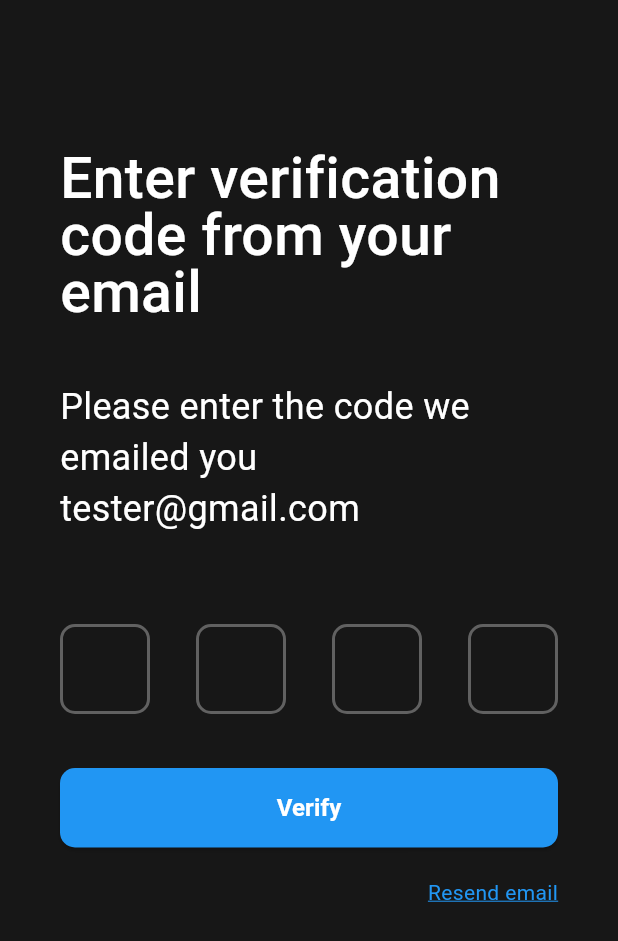
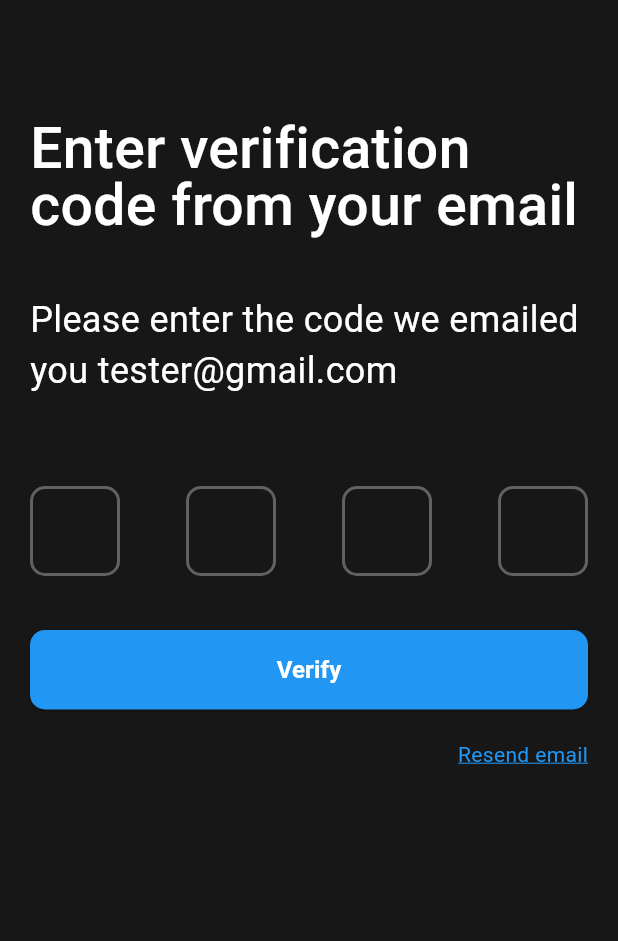
Before and after one commit to Kethankrk/event_mangement_app, a Flutter app: the screen it shows after launch, after a tap on "Register now", after a tap on "Sign Up", on a phone screen of 412 x 824 dp. Shown: the top 941 px of the screen. Run offline on Flutter 3.47's test engine with Material 3 defaults, Android fonts, the phone set to English and light mode, and no system bars; drawn by our look-alikes of pin_code_fields; our stand-ins replace dotted_border, fluttertoast, google_sign_in, image_picker; missing offline and left inert: forui; network calls fail.

Commit message:
updated some widgets

```diff
--- a/lib/pages/home_page.dart
+++ b/lib/pages/home_page.dart
@@ -29,7 +29,6 @@ class _HomepageState extends State<Homepage> {
   Widget build(BuildContext context) {
     return BaseLayout(
       appbar: hompageAppBar,
-      padding: 30,
       backgroundColor: Colors.black,
       child: SingleChildScrollView(
         physics: const BouncingScrollPhysics(),
--- a/lib/pages/login_page.dart
+++ b/lib/pages/login_page.dart
@@ -46,6 +46,7 @@ class _LoginPageState extends State<LoginPage> {
   @override
   Widget build(BuildContext context) {
     return BaseLayout(
+      padding: 40,
       navbar: false,
       child: Center(
         child: SingleChildScrollView(
--- a/lib/pages/signup_page.dart
+++ b/lib/pages/signup_page.dart
@@ -25,6 +25,7 @@ class _SignupPageState extends State<SignupPage> {
   @override
   Widget build(BuildContext context) {
     return BaseLayout(
+      padding: 40,
       navbar: false,
       child: Center(
         child: SingleChildScrollView(
--- a/lib/widgets/base_layout.dart
+++ b/lib/widgets/base_layout.dart
@@ -12,7 +12,7 @@ class BaseLayout extends StatelessWidget {
     super.key,
     required this.child,
     this.navbar = true,
-    this.padding = 40.0,
+    this.padding = 20.0,
     this.appbar,
     this.backgroundColor = CustomColors.dim,
   });
--- a/lib/widgets/bottom_navbar.dart
+++ b/lib/widgets/bottom_navbar.dart
@@ -1,5 +1,7 @@
 import 'package:flutter/material.dart';
 import 'package:forui/forui.dart';
+import 'package:planit/providers/navbar_provider.dart';
+import 'package:provider/provider.dart';
 
 class BottomNavbar extends StatelessWidget {
   BottomNavbar({super.key});
@@ -28,8 +30,9 @@ class BottomNavbar extends StatelessWidget {
   @override
   Widget build(BuildContext context) {
     return FBottomNavigationBar(
-      index: 0,
+      index: context.watch<NavbarProvider>().acitveIndex,
       onChange: (index) => {
+        context.read<NavbarProvider>().setActiveIndex(index),
         Navigator.pushReplacementNamed(context, _navRoutes[index]),
       },
       children: _navItems,
```
Also changed, not shown: lib/pages/my_events_page.dart (+7 -7 lines), lib/widgets/homepage/event_card.dart (+7 -2 lines), lib/widgets/my_events_page/participate_section.dart (+6 -8 lines).
